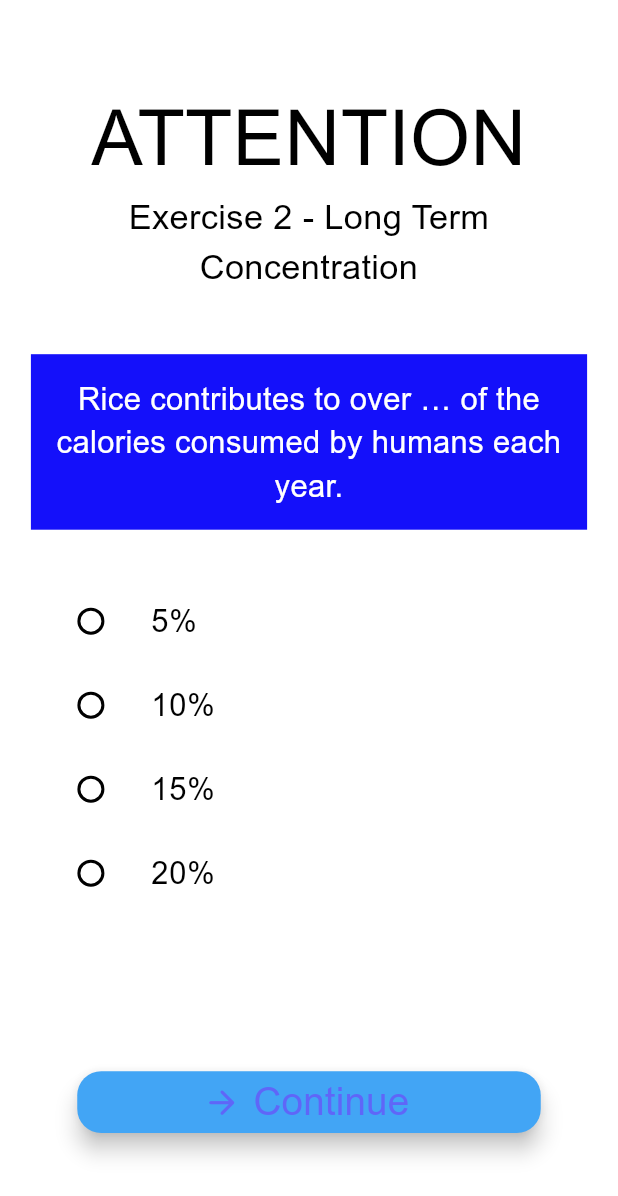
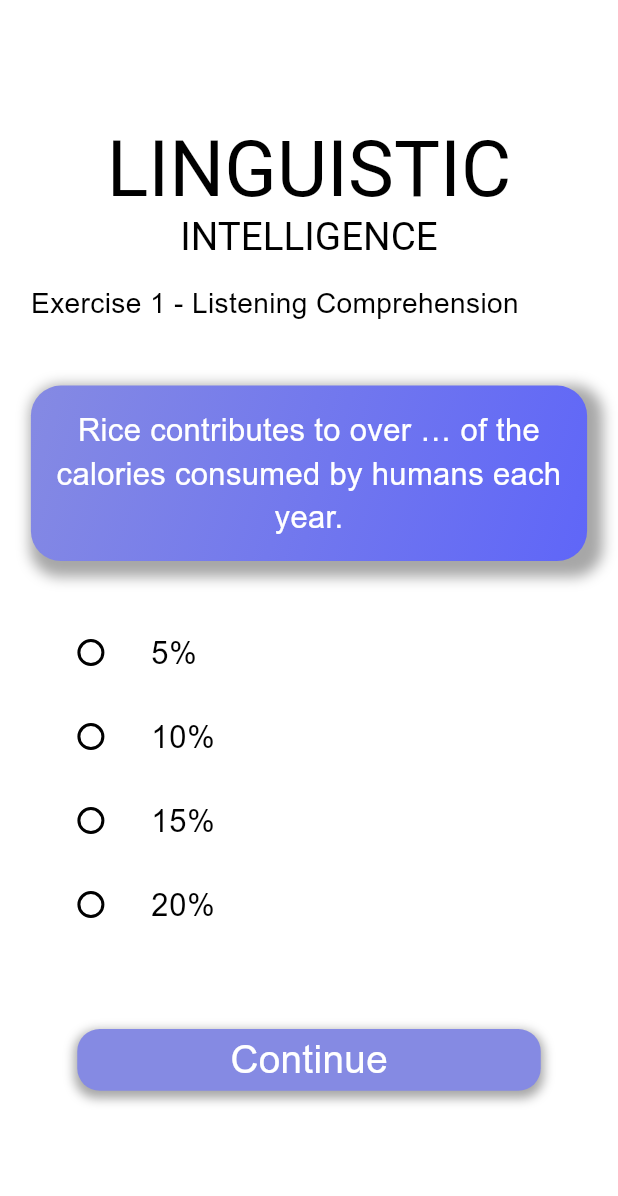
Before and after one commit to MalpeGaming/Cwel1, a Flutter app: the Test screen opened directly with empty values, on a phone screen of 412 x 824 dp. Shown: the top 1196 px of the screen. Run offline on Flutter 3.47's test engine with Material 3 defaults, Android fonts, the phone set to English and light mode, and no system bars; drawn by our look-alikes of flutter_animate; our stand-ins replace animated_text_kit, confetti, shared_preferences, syncfusion_flutter_charts, syncfusion_flutter_gauges, yaml and 2 more; missing offline and left inert: any_link_preview, bulleted_list, circular_chart_flutter, crossword, dictionaryx, flutter_math_fork and 2 more; accounts and stored records are empty.

Commit message:
more shit because wera wanted

```diff
--- a/lib/linguistic/test.dart
+++ b/lib/linguistic/test.dart
@@ -4,6 +4,7 @@ import 'exercise2.dart';
 import 'package:yaml/yaml.dart';
 import '/progress_screen.dart';
 import '/show_score.dart';
+import '../buttons.dart';
 
 class Test extends StatefulWidget {
   const Test({
@@ -67,8 +68,9 @@ class _Test extends State<Test> {
   Widget build(BuildContext context) {
     Size size = MediaQuery.of(context).size;
 
-    ListTile createListTitle(int val, String text) {
-      return ListTile(
+    SingleChildScrollView createListTitle(int val, String text) {
+      return SingleChildScrollView(
+        child: ListTile(
           title: Text(
             text,
             style: TextStyle(fontSize: 0.025 * size.height),
@@ -83,20 +85,21 @@ class _Test extends State<Test> {
               });
             },
           ),
+        ),
       );
     }
 
     return questions.isEmpty & answers.isEmpty & correctAnswers.isEmpty
         ? const Center(child: CircularProgressIndicator())
         : Scaffold(
-            body: SingleChildScrollView(
-              child: Container(
+            body: Container(
               height: size.height * 0.9,
               margin: EdgeInsets.only(
                 left: size.width / 20,
                 right: size.width / 20,
-                  top: size.height / 15,
+                top: size.height / 10,
               ),
+              child: SingleChildScrollView(
                 child: Column(
                   mainAxisAlignment: MainAxisAlignment.spaceBetween,
                   crossAxisAlignment: CrossAxisAlignment.center,
@@ -106,29 +109,66 @@ class _Test extends State<Test> {
                       crossAxisAlignment: CrossAxisAlignment.start,
                       children: <Widget>[
                         Center(
-                          child: Text(
-                            "ATTENTION",
+                          child: RichText(
+                            text: TextSpan(
+                              style: TextStyle(
+                                color:
+                                    Theme.of(context).colorScheme.onSecondary,
+                              ),
+                              children: [
+                                TextSpan(
+                                  text: "LINGUISTIC\n",
                                   style: TextStyle(
                                     fontSize: size.width / 8,
                                   ),
-                            textAlign: TextAlign.center,
+                                ),
+                                TextSpan(
+                                  text: "INTELLIGENCE",
+                                  style: TextStyle(
+                                    fontSize: size.width / 16,
                                   ),
                                 ),
-                        Center(
-                          child: Text(
-                            "Exercise 2 - Long Term Concentration",
-                            style: TextStyle(
-                              fontSize: size.width / 18,
+                              ],
                             ),
                             textAlign: TextAlign.center,
                           ),
                         ),
                         SizedBox(
+                          height: size.height / 50,
+                        ),
+                        Text(
+                          "Exercise 1 - Listening Comprehension",
+                          style: TextStyle(fontSize: size.width / 22),
+                        ),
+                        SizedBox(
                           height: size.height / 20,
                         ),
                         Container(
-                          color: const Color.fromARGB(255, 20, 16, 250),
                           width: size.width * 0.9,
+                          decoration: BoxDecoration(
+                            borderRadius:
+                                const BorderRadius.all(Radius.circular(20)),
+                            gradient: LinearGradient(
+                              begin: Alignment.topLeft,
+                              end: Alignment.bottomRight,
+                              colors: <Color>[
+                                Theme.of(context).colorScheme.primary,
+                                Theme.of(context).colorScheme.onPrimary,
+                              ],
+                              tileMode: TileMode.decal,
+                            ),
+                            boxShadow: [
+                              BoxShadow(
+                                color: Theme.of(context)
+                                    .colorScheme
+                                    .shadow
+                                    .withOpacity(1),
+                                spreadRadius: 5,
+                                blurRadius: 7,
+                                offset: const Offset(5, 5),
+                              ),
+                            ],
+                          ),
                           child: Container(
                             margin: const EdgeInsets.all(15),
                             child: Center(
@@ -150,13 +190,16 @@ class _Test extends State<Test> {
                           createListTitle(i, answers[questionIndex][i]),
                       ],
                     ),
-                    Column(
-                      children: [
-                        SizedBox(
+                    SizedBox(height: size.height / 15),
+                    Center(
+                      child: SizedBox(
                         height: size.height * 0.05,
                         width: size.width * 0.75,
-                          child: FloatingActionButton.extended(
-                            onPressed: () {
+                        child: RedirectButton(
+                          text: 'Continue',
+                          width: size.width,
+                          requirement: selectedOption != -1,
+                          onClick: () {
                             if (selectedOption == -1) return;
 
                             if (selectedOption ==
@@ -203,26 +246,10 @@ class _Test extends State<Test> {
                               );
                             }
                           },
-                            tooltip: 'Continue',
-                            label: Text(
-                              "Continue",
-                              style: TextStyle(fontSize: size.width / 16),
-                            ),
-                            icon: Icon(
-                              Icons.arrow_forward_rounded,
-                              size: size.width / 16,
-                            ),
-                            backgroundColor: Colors.blue[400],
-                            hoverColor: Colors.blue[900],
-                            autofocus: true,
-                            heroTag: "continue",
                         ),
                       ),
-                        SizedBox(
-                          height: size.height / 20,
                     ),
-                      ],
-                    ),
+                    SizedBox(height: size.height / 15),
                   ],
                 ),
               ),
--- a/lib/linguistic/video.dart
+++ b/lib/linguistic/video.dart
@@ -62,7 +62,7 @@ class _Video extends State<Video> {
                 margin: EdgeInsets.only(
                   left: size.width / 10,
                   right: size.width / 10,
-                  top: size.height / 15,
+                  top: size.height / 10,
                 ),
                 child: Column(
                   //mainAxisAlignment: MainAxisAlignment.spaceBetween,
@@ -153,6 +153,7 @@ class _Video extends State<Video> {
                         ),
                       ),
                     ),
+                    SizedBox(height: size.height / 15),
                   ],
                 ),
               ),
```
Also changed, not shown: lib/linguistic/exercise1.dart (deleted, +0 -193 lines). Lines whose indentation alone changed are shown as unchanged.
